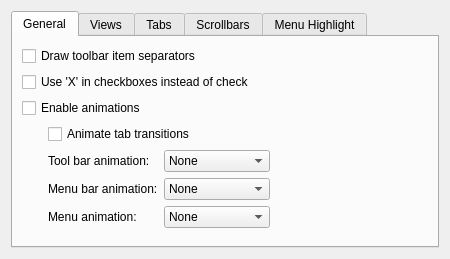
This is kstyles/oxygen/config/ui/oxygenconf.ui in mgottschlag/kwin-tiling as Qt 5 draws it before an edit. The edited form follows.
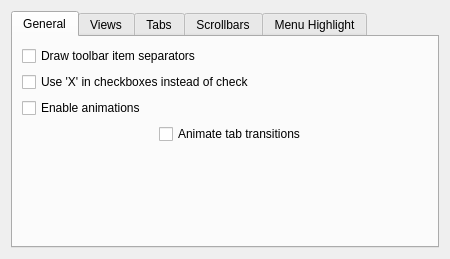
This is the edited form. Custom widgets are drawn as their Qt base class.

Commit message: removed 'menu/menubar/toolbar' animation type config ui from 'base-configuration'

Diff of the .ui file:
```diff
--- a/kstyles/oxygen/config/ui/oxygenconf.ui
+++ b/kstyles/oxygen/config/ui/oxygenconf.ui
@@ -44,7 +44,7 @@
          </property>
         </widget>
        </item>
-       <item row="8" column="1">
+       <item row="5" column="1">
         <spacer name="verticalSpacer_4">
          <property name="orientation">
           <enum>Qt::Vertical</enum>
@@ -93,103 +93,6 @@
          </property>
         </widget>
        </item>
-       <item row="5" column="1">
-        <widget class="QLabel" name="label_3">
-         <property name="text">
-          <string>Menu bar animation:</string>
-         </property>
-         <property name="buddy">
-          <cstring>_menuBarAnimationType</cstring>
-         </property>
-        </widget>
-       </item>
-       <item row="6" column="1">
-        <widget class="QLabel" name="label_4">
-         <property name="text">
-          <string>Menu animation:</string>
-         </property>
-         <property name="buddy">
-          <cstring>_menuAnimationType</cstring>
-         </property>
-        </widget>
-       </item>
-       <item row="6" column="2">
-        <widget class="KComboBox" name="_menuAnimationType">
-         <item>
-          <property name="text">
-           <string>None</string>
-          </property>
-         </item>
-         <item>
-          <property name="text">
-           <string>Fade</string>
-          </property>
-         </item>
-         <item>
-          <property name="text">
-           <string>Follow Mouse</string>
-          </property>
-         </item>
-        </widget>
-       </item>
-       <item row="5" column="3">
-        <spacer name="horizontalSpacer_3">
-         <property name="orientation">
-          <enum>Qt::Horizontal</enum>
-         </property>
-         <property name="sizeHint" stdset="0">
-          <size>
-           <width>40</width>
-           <height>20</height>
-          </size>
-         </property>
-        </spacer>
-       </item>
-       <item row="5" column="2">
-        <widget class="KComboBox" name="_menuBarAnimationType">
-         <item>
-          <property name="text">
-           <string>None</string>
-          </property>
-         </item>
-         <item>
-          <property name="text">
-           <string>Fade</string>
-          </property>
-         </item>
-         <item>
-          <property name="text">
-           <string>Follow Mouse</string>
-          </property>
-         </item>
-        </widget>
-       </item>
-       <item row="4" column="1">
-        <widget class="QLabel" name="label_5">
-         <property name="text">
-          <string>Tool bar animation:</string>
-         </property>
-        </widget>
-       </item>
-       <item row="4" column="2">
-        <widget class="KComboBox" name="_toolBarAnimationType">
-         <item>
-          <property name="text">
-           <string>None</string>
-          </property>
-         </item>
-         <item>
-          <property name="text">
-           <string>Fade</string>
-          </property>
-         </item>
-         <item>
-          <property name="text">
-           <string>Follow Mouse</string>
-          </property>
-         </item>
-        </widget>
-       </item>
       </layout>
      </widget>
      <widget class="QWidget" name="tab_2">
@@ -414,11 +317,6 @@
    <extends>QSpinBox</extends>
    <header>knuminput.h</header>
   </customwidget>
-  <customwidget>
-   <class>KComboBox</class>
-   <extends>QComboBox</extends>
-   <header>kcombobox.h</header>
-  </customwidget>
   <customwidget>
    <class>KTabWidget</class>
    <extends>QTabWidget</extends>
```
The commit also changes 2 other files.
